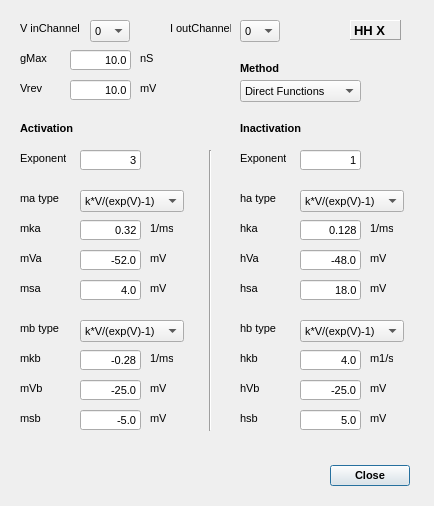
Before: the Qt Designer form src/gui/AlphaBetaHHDlg.ui in CompEphys-team/stdpc, drawn with Qt 5.
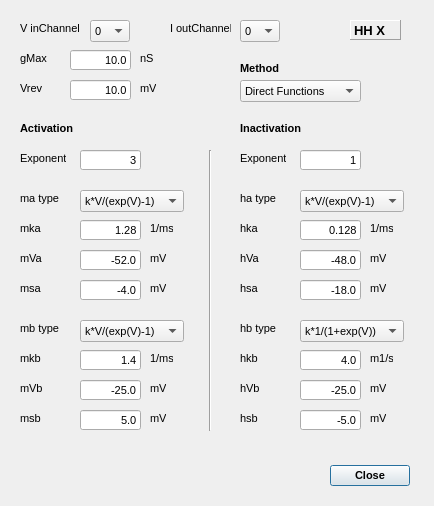
After: the same form once the commit is applied.

Commit message: Fixed bugs of omitted unit conversion in AlphaBetaHHDlg.cpp. Entered (Traub & Miles 1991) style sodium current as default values into AlphaBetaHHDlg.ui. Note that due to the templates and the functional form in the Traub and Miles model, the mka etc. are multiplied by msa. Also note the subtle choice of sign for msa, mVa etc. to produce the correct sign for V in the argument of the sigmoid functions. Some changes occurred in myqmake.bat and Makefile due to new installation of Qt (changed pathname/version number) ... should the Makefile even be part of the source package?

```diff
--- a/src/gui/AlphaBetaHHDlg.ui
+++ b/src/gui/AlphaBetaHHDlg.ui
@@ -359,7 +359,7 @@
     </rect>
    </property>
    <property name="text" >
-    <string>-0.28</string>
+    <string>1.4</string>
    </property>
    <property name="maxLength" >
     <number>8</number>
@@ -430,7 +430,7 @@
     </rect>
    </property>
    <property name="text" >
-    <string>0.32</string>
+    <string>1.28</string>
    </property>
    <property name="maxLength" >
     <number>8</number>
@@ -494,7 +494,7 @@
     </rect>
    </property>
    <property name="text" >
-    <string>4.0</string>
+    <string>-4.0</string>
    </property>
    <property name="maxLength" >
     <number>8</number>
@@ -552,7 +552,7 @@
     </rect>
    </property>
    <property name="text" >
-    <string>-5.0</string>
+    <string>5.0</string>
    </property>
    <property name="maxLength" >
     <number>8</number>
@@ -699,7 +699,7 @@
     </rect>
    </property>
    <property name="text" >
-    <string>5.0</string>
+    <string>-5.0</string>
    </property>
    <property name="maxLength" >
     <number>8</number>
@@ -860,7 +860,7 @@
     </rect>
    </property>
    <property name="text" >
-    <string>18.0</string>
+    <string>-18.0</string>
    </property>
    <property name="maxLength" >
     <number>8</number>
@@ -1165,6 +1165,9 @@
      <bold>false</bold>
     </font>
    </property>
+   <property name="currentIndex" >
+    <number>2</number>
+   </property>
    <item>
     <property name="text" >
      <string>k*V/(exp(V)-1)</string>
```
Left out of the diff: 2 changed lines with no effect on the pictures. The commit also changes 8 other files.
